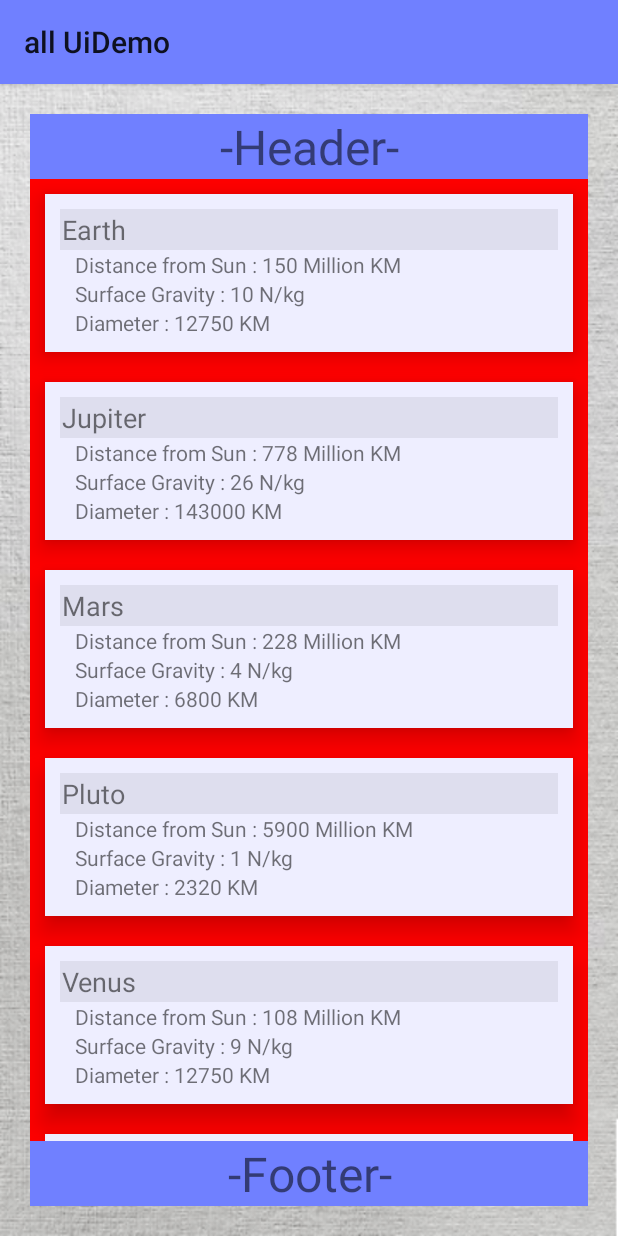
After one commit to landenlabs/all-UiDemo, an Android app: the fragment RecyclerFrag shown on its own in the app's theme, on a phone screen of 412 x 824 dp. The commit adds this screen. Run offline under Robolectric (Android 15) with nearby library versions, the phone set to English and light mode, and no system bars.

Commit message:
Add RecyclerView

```diff
--- a/app/src/main/java/com/landenlabs/all_UiDemo/MainActivity.java
+++ b/app/src/main/java/com/landenlabs/all_UiDemo/MainActivity.java
@@ -232,12 +232,14 @@ public class MainActivity extends AppCompatActivity {
             new PageItem( "Image Scales", R.layout.page_image_scales),
             new PageItem( "Image Overlap",  R.layout.page_image_over ),
             new PageItem( "Image Blend",  R.layout.page_image_blend ),
+            new PageItem( "Drawables",  R.layout.page_drawables ),
 
             new PageItem( "RadioBtn Tabs", R.layout.page_radio_btns),
             new PageItem( "RadioBtn List", R.layout.page_radio_list),
             new PageItem( "TextView+Image", R.layout.page_textviews),
             new PageItem( "CkBox List", R.layout.page_list1),       // min api 21
             new PageItem( "Custom List",  R.layout.page_anim_list ),
+            new PageItem( "RecyclerView", R.layout.page_recyclerview),
 
             new PageItem( "Toggle/Switch",  R.layout.page_switches),
             new PageItem( "Checkbox Right",  R.layout.page_checkbox_right ),
--- /dev/null
+++ b/app/src/main/java/com/landenlabs/all_UiDemo/Scroll/ScrollAdapter.java
@@ -0,0 +1,76 @@
+package com.landenlabs.all_UiDemo.Scroll;
+
+import android.content.Context;
+import android.support.annotation.NonNull;
+import android.support.v7.widget.RecyclerView;
+import android.util.SparseArray;
+import android.view.ViewGroup;
+
+import java.util.ArrayList;
+
+/**
+ * Recycler Adapter to manage ScrollItemHolder(s) and ScrollItem(s)
+ */
+public class ScrollAdapter extends RecyclerView.Adapter<ScrollItemHolder> {
+
+    private final Context context;
+    private final ArrayList<ScrollItem> items;
+
+    // Collection of view holders by type.
+    private SparseArray<ScrollItem> holderMakersByType = new SparseArray();
+
+    // False to make new holder per position
+    // True reuse holders by item type.
+    static final boolean holdersByType = true;
+
+    public ScrollAdapter(Context context, ArrayList<ScrollItem> items) {
+        this.context = context;
+        this.items = items;
+    }
+
+    @Override
+    public int getItemViewType(int position) {
+        if (holdersByType) {
+            ScrollItem item = items.get(position);
+            int viewType = item.getItemType();
+            holderMakersByType.append(viewType, item);
+            return viewType;
+        } else {
+            return position;
+        }
+    }
+
+    @NonNull
+    @Override
+    public ScrollItemHolder onCreateViewHolder(@NonNull ViewGroup parent, int viewType) {
+        if (holdersByType) {
+            return holderMakersByType.get(viewType).onCreateViewHolder(parent, viewType);
+        }  else {
+            int position = viewType;
+            return items.get(position).onCreateViewHolder(parent, position);
+        }
+    }
+
+    @Override
+    public void onBindViewHolder(@NonNull ScrollItemHolder scrollItemHolder, int position) {
+        ScrollItem item = items.get(position);
+        scrollItemHolder.onBindViewHolder(item);
+    }
+
+    @Override
+    public int getItemCount() {
+        return items.size();
+    }
+
+    @Override
+    public void onViewAttachedToWindow(@NonNull ScrollItemHolder holder) {
+        super.onViewAttachedToWindow(holder);
+        holder.onViewAttachedToWindow();
+    }
+
+    @Override
+    public void onViewDetachedFromWindow(@NonNull ScrollItemHolder holder) {
+        holder.onViewDetachedFromWindow();
+        super.onViewDetachedFromWindow(holder);
+    }
+}
--- /dev/null
+++ b/app/src/main/java/com/landenlabs/all_UiDemo/Scroll/ScrollItem.java
@@ -0,0 +1,26 @@
+package com.landenlabs.all_UiDemo.Scroll;
+
+import android.support.annotation.IntDef;
+import android.support.annotation.NonNull;
+import android.view.ViewGroup;
+
+import java.lang.annotation.Retention;
+import java.lang.annotation.RetentionPolicy;
+
+/**
+ * Abstract scrollable item
+ */
+public abstract class ScrollItem {
+
+    abstract public ScrollItemHolder onCreateViewHolder(@NonNull ViewGroup parent, int position);
+
+    @Retention(RetentionPolicy.SOURCE)
+    @IntDef({ItemType.TYPE_PLANET, ItemType.TYPE_MAP})
+    public @interface ItemType {
+        int TYPE_PLANET = 10;
+        int TYPE_MAP = 20;
+    }
+
+    @ItemType
+    abstract public int getItemType();
+}
--- /dev/null
+++ b/app/src/main/java/com/landenlabs/all_UiDemo/Scroll/ScrollItemHolder.java
@@ -0,0 +1,22 @@
+package com.landenlabs.all_UiDemo.Scroll;
+
+import android.support.annotation.NonNull;
+import android.support.v7.widget.RecyclerView;
+import android.view.View;
+
+/**
+ *  Abstract Recycler View Holder for items
+ */
+public abstract class ScrollItemHolder extends RecyclerView.ViewHolder {
+
+    public ScrollItemHolder(@NonNull View itemView) {
+        super(itemView);
+    }
+
+    abstract public void onBindViewHolder(ScrollItem item);
+
+    public void onViewAttachedToWindow() {
+    }
+    public void onViewDetachedFromWindow() {
+    }
+}
--- /dev/null
+++ b/app/src/main/java/com/landenlabs/all_UiDemo/Scroll/ScrollItemPlanet.java
@@ -0,0 +1,69 @@
+package com.landenlabs.all_UiDemo.Scroll;
+
+import android.support.annotation.NonNull;
+import android.view.LayoutInflater;
+import android.view.View;
+import android.view.ViewGroup;
+
+import com.landenlabs.all_UiDemo.R;
+
+/**
+ * Scrollable Planet item
+ */
+public class ScrollItemPlanet extends ScrollItem {
+
+    private String planetName;
+    private int distanceFromSun;
+    private int gravity;
+    private int diameter;
+
+    public ScrollItemPlanet(String planetName, int distanceFromSun, int gravity, int diameter) {
+        this.planetName = planetName;
+        this.distanceFromSun = distanceFromSun;
+        this.gravity = gravity;
+        this.diameter = diameter;
+    }
+
+    @Override
+    public ScrollItemPlanetHolder onCreateViewHolder(@NonNull ViewGroup parent, int position) {
+        View view = LayoutInflater
+                .from(parent.getContext()).inflate(R.layout.scroll_item_planet, parent, false);
+        return new ScrollItemPlanetHolder(view);
+    }
+
+    @Override
+    public int getItemType() {
+        return ItemType.TYPE_PLANET;
+    }
+
+    // ---------------------------------------------------------------------------------------------
+
+    public String getPlanetName() {
+        return planetName;
+    }
+
+    public int getDistanceFromSun() {
+        return distanceFromSun;
+    }
+    public int getGravity() {
+        return gravity;
+    }
+    public void setGravity(int gravity) {
+        this.gravity = gravity;
+    }
+    public int getDiameter() {
+        return diameter;
+    }
+
+    /*
+    public void setPlanetName(String planetName) {
+        this.planetName = planetName;
+    }
+    public void setDistanceFromSun(int distanceFromSun) {
+        this.distanceFromSun = distanceFromSun;
+    }
+    public void setDiameter(int diameter) {
+        this.diameter = diameter;
+    }
+    */
+}
--- /dev/null
+++ b/app/src/main/java/com/landenlabs/all_UiDemo/Scroll/ScrollItemPlanetHolder.java
@@ -0,0 +1,37 @@
+package com.landenlabs.all_UiDemo.Scroll;
+
+import android.view.View;
+import android.widget.TextView;
+
+import com.landenlabs.all_UiDemo.R;
+
+import java.util.Locale;
+
+/**
+ * Recycler View Holder for Planet item
+ */
+public class ScrollItemPlanetHolder extends ScrollItemHolder {
+
+    private TextView txtName, txtDistance, txtGravity, txtDiameter;
+
+    public ScrollItemPlanetHolder(View itemView) {
+        super(itemView);
+        txtName = itemView.findViewById(R.id.txtName);
+        txtDistance = itemView.findViewById(R.id.txtDistance);
+        txtGravity = itemView.findViewById(R.id.txtGravity);
+        txtDiameter = itemView.findViewById(R.id.txtDiameter);
+    }
+
+    public void onBindViewHolder(ScrollItem item) {
+        if (item instanceof ScrollItemPlanet) {
+            ScrollItemPlanet planet = (ScrollItemPlanet) item;
+            txtName.setText(planet.getPlanetName());
+            txtDistance.setText(String.format(Locale.US, "Distance from Sun : %d Million KM",
+                    planet.getDistanceFromSun()));
+            txtGravity.setText(
+                    String.format(Locale.US, "Surface Gravity : %d N/kg", planet.getGravity()));
+            txtDiameter.setText(String.format(Locale.US, "Diameter : %d KM", planet.getDiameter()));
+        }
+    }
+
+}
--- a/app/src/main/java/com/landenlabs/all_UiDemo/frag/MenuFrag.java
+++ b/app/src/main/java/com/landenlabs/all_UiDemo/frag/MenuFrag.java
@@ -147,6 +147,7 @@ public class MenuFrag extends UiFragment
             textView.setText(item.mTitle);
             textView.setTextColor(0xff202020);
             textView.setTextSize(18.0f);
+            textView.setAllCaps(false);
             textView.setBackgroundResource(R.drawable.shadow1);
             textView.setTag(idx++);
 
@@ -234,6 +235,7 @@ public class MenuFrag extends UiFragment
                 itemView = (Button) convertView;
             }
 
+            itemView.setAllCaps(false);
             itemView.setText(mPageItems[position].mTitle);
             itemView.setTag(position);
             itemView.setOnClickListener(MenuFrag.this);
--- /dev/null
+++ b/app/src/main/java/com/landenlabs/all_UiDemo/frag/RecyclerFrag.java
@@ -0,0 +1,83 @@
+package com.landenlabs.all_UiDemo.frag;
+
+import android.os.Bundle;
+import android.support.annotation.NonNull;
+import android.support.v7.widget.LinearLayoutManager;
+import android.support.v7.widget.RecyclerView;
+import android.view.LayoutInflater;
+import android.view.View;
+import android.view.ViewGroup;
+
+import com.landenlabs.all_UiDemo.R;
+import com.landenlabs.all_UiDemo.Scroll.ScrollAdapter;
+import com.landenlabs.all_UiDemo.Scroll.ScrollItem;
+import com.landenlabs.all_UiDemo.Scroll.ScrollItemPlanet;
+import com.landenlabs.all_UiDemo.Ui;
+
+import java.util.ArrayList;
+
+/**
+ * Demonstrate ReyclerView layout of images.
+ *
+ * @author Dennis Lang (LanDen Labs)
+ * @see <a href="http://landenlabs.com/android"> author's web-site </a>
+ */
+
+public class RecyclerFrag  extends UiFragment {
+
+    @SuppressWarnings("FieldCanBeLocal")
+    private View mRootView;
+    private RecyclerView mRecyclerView;
+    private ScrollAdapter mAdapter;
+    private ArrayList<ScrollItem> mScrollItems;
+
+    @Override
+    public View onCreateView(@NonNull LayoutInflater inflater, ViewGroup container, Bundle savedInstanceState) {
+        mRootView = inflater.inflate(R.layout.recycler, container, false);
+
+        setup();
+        return mRootView;
+    }
+
+    @Override
+    public int getFragId() {
+        return R.id.recycler_view_id;
+    }
+
+    @Override
+    public String getName() {
+        return "Recycler";
+    }
+
+    @Override
+    public String getDescription() {
+        return "??";
+    }
+
+    private void setup() {
+
+        mRecyclerView = Ui.viewById(mRootView, R.id.recyclerView);
+        mRecyclerView.setLayoutManager(new LinearLayoutManager(getContext()));
+
+        mScrollItems = new ArrayList<>();
+        mAdapter = new ScrollAdapter(getContext(), mScrollItems);
+        mRecyclerView.setAdapter(mAdapter);
+        mRecyclerView.setHasFixedSize(false);
+
+        createListData();
+    }
+
+    private void createListData() {
+        mScrollItems.add(new ScrollItemPlanet("Earth", 150, 10, 12750));
+        mScrollItems.add(new ScrollItemPlanet("Jupiter", 778, 26, 143000));
+        mScrollItems.add(new ScrollItemPlanet("Mars", 228, 4, 6800));
+        mScrollItems.add(new ScrollItemPlanet("Pluto", 5900, 1, 2320));
+        mScrollItems.add(new ScrollItemPlanet("Venus", 108, 9, 12750));
+        mScrollItems.add(new ScrollItemPlanet("Saturn", 1429, 11, 120000));
+        mScrollItems.add(new ScrollItemPlanet("Mercury", 58, 4, 4900));
+        mScrollItems.add(new ScrollItemPlanet("Neptune", 4500, 12, 50500));
+        mScrollItems.add(new ScrollItemPlanet("Uranus", 2870, 9, 52400));
+
+        mAdapter.notifyDataSetChanged();
+    }
+}
--- a/app/src/main/res/layout/page_radio_list.xml
+++ b/app/src/main/res/layout/page_radio_list.xml
@@ -1,6 +1,6 @@
 <?xml version="1.0" encoding="utf-8"?>
-<RelativeLayout xmlns:android="http://schemas.android.com/apk/res/android"
-
+<RelativeLayout
+    xmlns:android="http://schemas.android.com/apk/res/android"
     android:layout_width="match_parent"
     android:layout_height="match_parent">
 
--- a/app/src/main/res/layout/page_seekbar.xml
+++ b/app/src/main/res/layout/page_seekbar.xml
@@ -204,7 +204,8 @@
                     android:max="100"
                     android:padding="10dp"
                     android:progress="50"
-                    android:tickMarkTint="#cc0"
+                    app:tickMark="@drawable/tick_circle"
+                    android:tickMarkTint="#fc00"
                     android:tickMarkTintMode="multiply" />
 
                 <SeekBar
--- /dev/null
+++ b/app/src/main/res/layout/recycler.xml
@@ -0,0 +1,39 @@
+<?xml version="1.0" encoding="utf-8"?>
+<RelativeLayout
+    xmlns:android="http://schemas.android.com/apk/res/android"
+    xmlns:tools="http://schemas.android.com/tools"
+    android:layout_width="match_parent"
+    android:layout_height="wrap_content"
+    android:background="@drawable/paper_lite"
+    android:padding="20dp"
+    android:orientation="vertical">
+
+    <TextView
+        android:background="@color/colorPrimary"
+        android:layout_alignParentTop="true"
+        android:id="@+id/header"
+        android:layout_width="match_parent"
+        android:layout_height="wrap_content"
+        android:textSize="32dp"
+        android:gravity="center"
+        android:text="-Header-"/>
+
+    <android.support.v7.widget.RecyclerView
+        android:background="#f00"
+        tools:listitem="@layout/scroll_item_planet"
+        android:id="@+id/recyclerView"
+        android:layout_below="@+id/header"
+        android:layout_above="@+id/footer"
+        android:layout_width="match_parent"
+        android:layout_height="0dp"/>
+
+    <TextView
+        android:background="@color/colorPrimary"
+        android:layout_alignParentBottom="true"
+        android:id="@+id/footer"
+        android:layout_width="match_parent"
+        android:layout_height="wrap_content"
+        android:textSize="32dp"
+        android:gravity="center"
+        android:text="-Footer-"/>
+</RelativeLayout>
--- a/app/src/main/res/layout/rellayout.xml
+++ b/app/src/main/res/layout/rellayout.xml
@@ -1,6 +1,6 @@
 <?xml version="1.0" encoding="utf-8"?>
-<RelativeLayout xmlns:android="http://schemas.android.com/apk/res/android"
-
+<RelativeLayout
+    xmlns:android="http://schemas.android.com/apk/res/android"
     android:layout_width="match_parent"
     android:layout_height="match_parent">
 
--- /dev/null
+++ b/app/src/main/res/layout/scroll_item_planet.xml
@@ -0,0 +1,40 @@
+<?xml version="1.0" encoding="utf-8"?>
+<LinearLayout
+    xmlns:android="http://schemas.android.com/apk/res/android"
+    xmlns:tools="http://schemas.android.com/tools"
+    android:layout_width="match_parent"
+    android:layout_height="wrap_content"
+    android:background="#eef"
+    android:orientation="vertical"
+    android:layout_margin="10dp"
+    android:elevation="10dp"
+    android:padding="10dp">
+
+    <TextView
+        android:id="@+id/txtName"
+        android:background="#1000"
+        android:layout_width="match_parent"
+        android:layout_height="wrap_content"
+        android:padding="1dp"
+        tools:text="Planet Name"
+        android:textSize="18sp" />
+    <TextView
+        android:id="@+id/txtDistance"
+        android:layout_width="match_parent"
+        android:layout_height="wrap_content"
+        tools:text="Distance"
+        android:paddingLeft="10dp" />
+    <TextView
+        android:id="@+id/txtGravity"
+        android:layout_width="match_parent"
+        android:layout_height="wrap_content"
+        tools:text="Gravity"
+        android:paddingLeft="10dp" />
+    <TextView
+        android:id="@+id/txtDiameter"
+        android:layout_width="match_parent"
+        android:layout_height="wrap_content"
+        tools:text="Diameter"
+        android:paddingLeft="10dp" />
+
+</LinearLayout>
--- a/gradle.properties
+++ b/gradle.properties
@@ -28,4 +28,4 @@ org.gradle.logging.level=quiet
 org.gradle.warning.mode=none
 
 org.gradle.caching=false
-android.enableBuildCache=false
+# android.enableBuildCache=false
```
Also changed, not shown: app/build.gradle (+17 -12 lines), app/src/main/java/com/landenlabs/all_UiDemo/frag/DrawablesFrag.java (added, +98 -0 lines), app/src/main/res/layout/drawables_frag.xml (added, +44 -0 lines), app/src/main/res/layout/page_recyclerview.xml (added, +8 -0 lines), build.gradle (+3 -12 lines).
